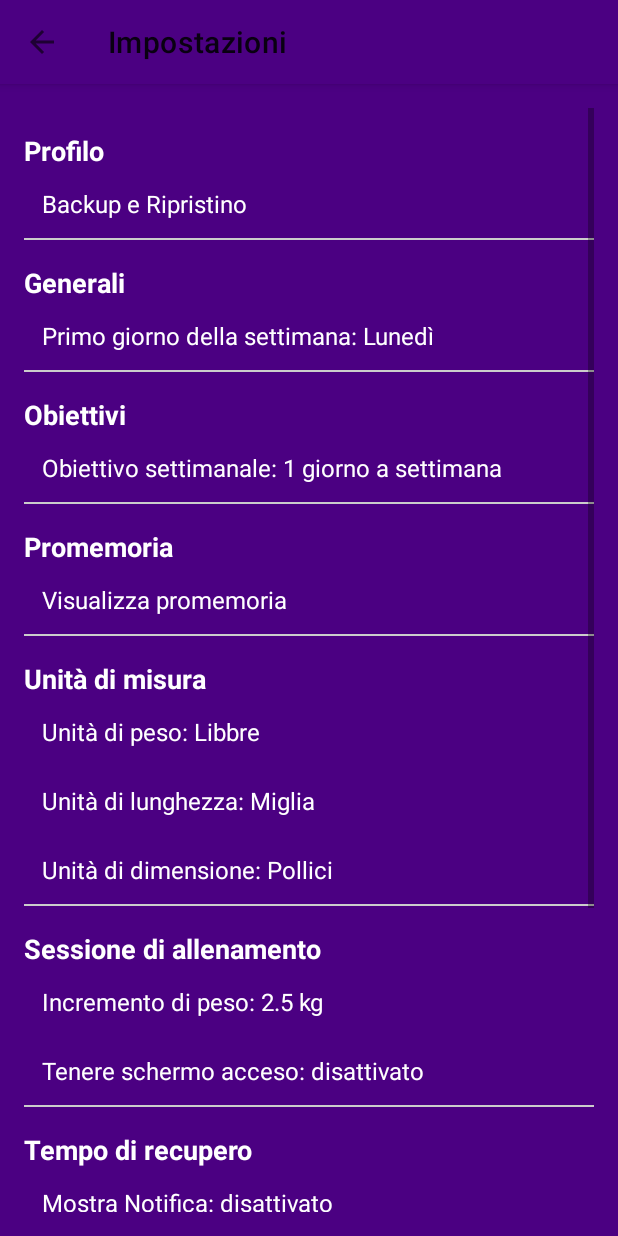
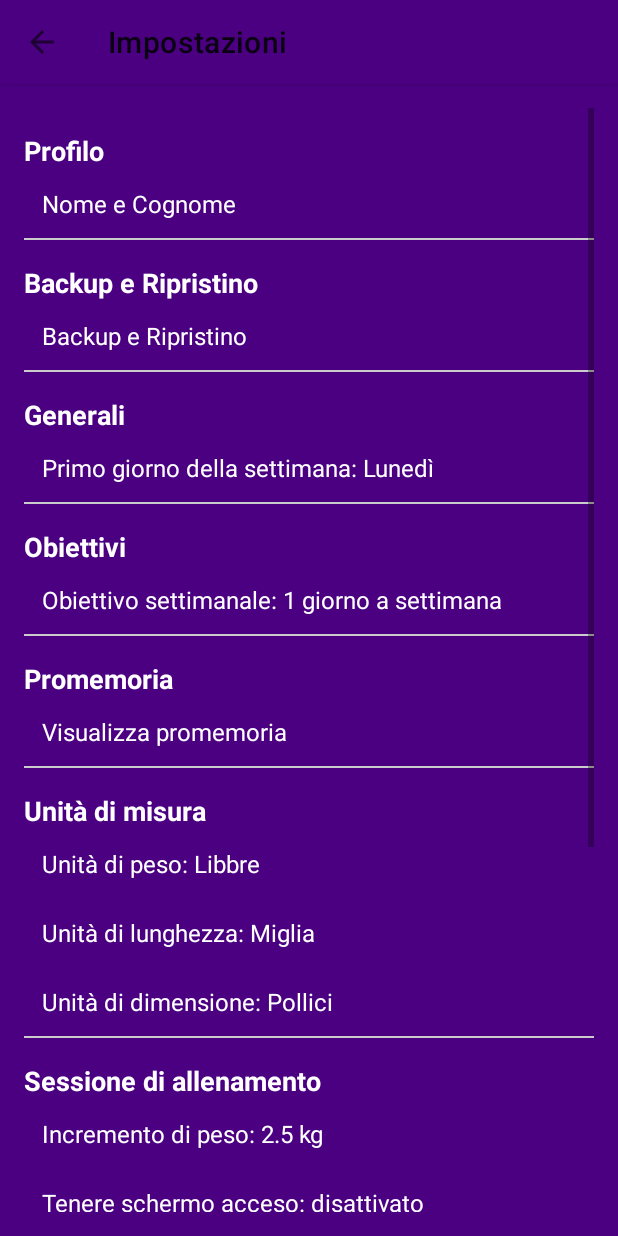
Before and after one commit to ILLFERRO/IronMindProMob, an Android app: the SettingsActivity screen opened directly, with no data from a screen before it, on a phone screen of 412 x 824 dp. Run offline under Robolectric (Android 15) with nearby library versions, the phone set to English and light mode, and no system bars.

Commit message:
aggiunta nuova sezione impostazioni (profilo -> nome e cognome)

```diff
--- a/app/src/main/AndroidManifest.xml
+++ b/app/src/main/AndroidManifest.xml
@@ -13,6 +13,9 @@
         android:roundIcon="@mipmap/ic_launcher_round"
         android:supportsRtl="true"
         android:theme="@style/Theme.IronMind">
+        <activity
+            android:name=".main.ProfiloNomeCognomeActivity"
+            android:exported="false" />
         <activity
             android:name=".main.AllenamentoCompletato"
             android:exported="false" />
--- a/app/src/main/java/com/example/ironmind/main/SettingsActivity.kt
+++ b/app/src/main/java/com/example/ironmind/main/SettingsActivity.kt
@@ -44,6 +44,12 @@ class SettingsActivity : AppCompatActivity() {
             title = "Impostazioni"
         }
 
+        //Profilo Nome & Cognome
+        findViewById<TextView>(R.id.nome_cognome).setOnClickListener {
+            startActivity(Intent(this, ProfiloNomeCognomeActivity::class.java))
+        }
+
+        //Backup & Ripristino
         findViewById<TextView>(R.id.backup_ripristino).setOnClickListener {
             startActivity(Intent(this, BackupRipristinoActivity::class.java))
         }
--- a/app/src/main/res/layout/activity_settings.xml
+++ b/app/src/main/res/layout/activity_settings.xml
@@ -31,6 +31,34 @@
                 android:layout_width="wrap_content"
                 android:layout_height="wrap_content"
                 android:text="Profilo"
+                android:textStyle="bold"
+                android:textSize="18sp"
+                android:textColor="#FFFFFF"
+                android:layout_marginTop="16dp" />
+
+            <!-- Voce Nome e Cognome Sezione Profilo --> -->
+            <TextView
+                android:id="@+id/nome_cognome"
+                android:layout_width="match_parent"
+                android:layout_height="wrap_content"
+                android:text="Nome e Cognome"
+                android:padding="12dp"
+                android:textSize="16sp"
+                android:textColor="#FFFFFF"
+                android:background="?attr/selectableItemBackground"
+                android:clickable="true"
+                android:focusable="true" />
+
+            <View
+                android:layout_width="match_parent"
+                android:layout_height="1dp"
+                android:background="#CCCCCC" />
+
+            <!-- Sezione Backup & Ripristino -->
+            <TextView
+                android:layout_width="wrap_content"
+                android:layout_height="wrap_content"
+                android:text="Backup e Ripristino"
                 android:textStyle="bold"
                 android:textSize="18sp"
                 android:textColor="#FFFFFF"
```
Also changed, not shown: app/src/main/java/com/example/ironmind/main/ProfiloNomeCognomeActivity.kt (added, +70 -0 lines), app/src/main/res/layout/activity_profilo_nome_cognome.xml (added, +72 -0 lines).
